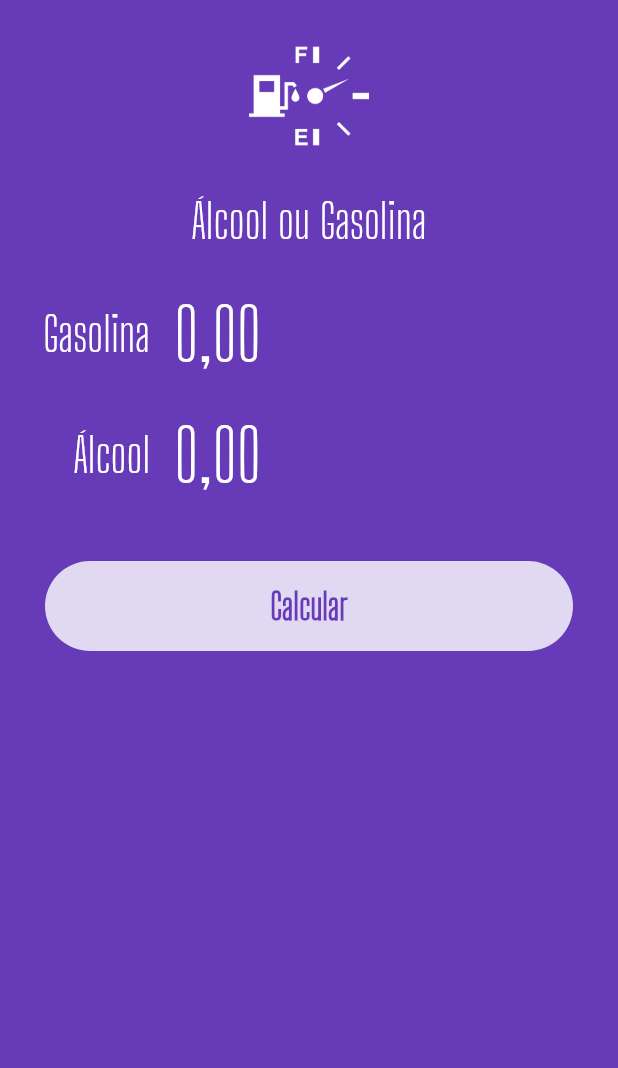
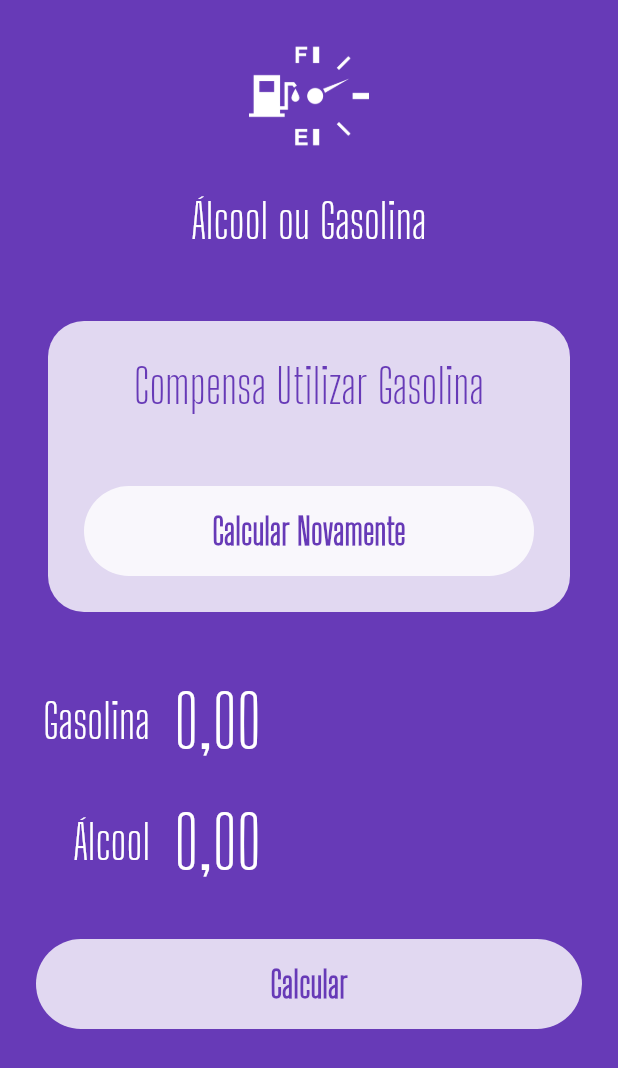
Before and after one commit to ViniciusPii/alcohol-or-gasoline-flutter, a Flutter app: the screen it shows after launch, on a phone screen of 412 x 824 dp. Shown: the top 1068 px of the screen. Run offline on Flutter 3.47's test engine with Material 2 defaults, Android fonts, the phone set to English and light mode, and no system bars; our stand-ins replace flutter_masked_text.

Commit message:
feat(resul): Tela de resultado a início da refatoração do botão

```diff
--- /dev/null
+++ b/lib/src/components/button_component.dart
@@ -0,0 +1,36 @@
+import 'package:flutter/material.dart';
+
+class ButtonComponent extends StatelessWidget {
+  var textButton = "";
+  var function;
+
+  ButtonComponent({
+    @required this.textButton,
+    @required this.function,
+  });
+
+  @override
+  Widget build(BuildContext context) {
+    return Container(
+      width: double.infinity,
+      margin: EdgeInsets.all(24),
+      height: 60,
+      decoration: BoxDecoration(
+        color: Colors.white.withOpacity(0.8),
+        borderRadius: BorderRadius.circular(60),
+      ),
+      child: FlatButton(
+        child: Text(
+          textButton,
+          style: TextStyle(
+            color: Theme.of(context).primaryColor,
+            fontSize: 24,
+            fontFamily: 'Big Shoulders Display',
+            fontWeight: FontWeight.bold,
+          ),
+        ),
+        onPressed: function,
+      ),
+    );
+  }
+}
--- a/lib/src/pages/home_page.dart
+++ b/lib/src/pages/home_page.dart
@@ -1,3 +1,4 @@
+import 'package:alcool_ou_gasolina/src/components/button_component.dart';
 import 'package:alcool_ou_gasolina/src/components/input_component.dart';
 import 'package:alcool_ou_gasolina/src/components/logo_component.dart';
 import 'package:flutter/material.dart';
@@ -14,6 +15,33 @@ class Home extends StatelessWidget {
       body: ListView(
         children: [
           LogoComponent(),
+          Container(
+            margin: EdgeInsets.all(32),
+            decoration: BoxDecoration(
+              color: Colors.white.withOpacity(0.8),
+              borderRadius: BorderRadius.circular(24),
+            ),
+            child: Column(
+              children: [
+                Padding(
+                  padding: const EdgeInsets.all(24),
+                  child: Text(
+                    'Compensa Utilizar Gasolina',
+                    textAlign: TextAlign.center,
+                    style: TextStyle(
+                      color: Theme.of(context).primaryColor,
+                      fontSize: 32,
+                      fontFamily: 'Big Shoulders Display',
+                    ),
+                  ),
+                ),
+                ButtonComponent(
+                  textButton: 'Calcular Novamente',
+                  function: (){},
+                )
+              ],
+            ),
+          ),
           InputComponent(
             label: 'Gasolina',
             ctrl: _gasCtrl,
@@ -22,26 +50,10 @@ class Home extends StatelessWidget {
             label: 'Álcool',
             ctrl: _alcCtrl,
           ),
-          Container(
-            margin: EdgeInsets.all(30),
-            height: 60,
-            decoration: BoxDecoration(
-              color: Colors.white.withOpacity(0.8),
-              borderRadius: BorderRadius.circular(60),
-            ),
-            child: FlatButton(
-              child: Text(
-                'Calcular',
-                style: TextStyle(
-                  color: Theme.of(context).primaryColor,
-                  fontSize: 24,
-                  fontFamily: 'Big Shoulders Display',
-                  fontWeight: FontWeight.bold,
-                ),
-              ),
-              onPressed: () {},
-            ),
-          )
+          ButtonComponent(
+            textButton: 'Calcular',
+            function: () {},
+          ),
         ],
       ),
     );
```
